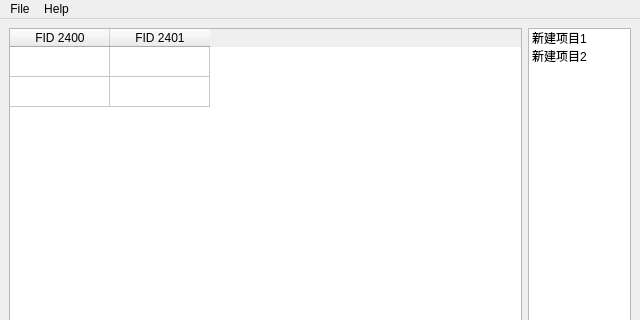
jimgrantcosl/telMaker, file mainWindow.ui: the form before one commit; both pictures show x 0 to 640 and y 0 to 320 of the 640 by 480 pixel window.
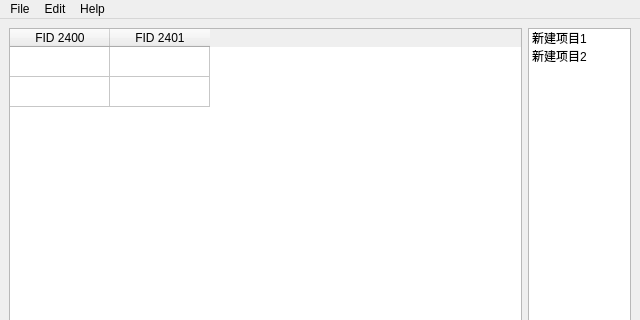
The form after the commit.

Diff of the .ui file:
```diff
--- a/mainWindow.ui
+++ b/mainWindow.ui
@@ -118,12 +118,21 @@
    </widget>
    <widget class="QMenu" name="menuEdit">
     <property name="title">
-     <string>Help</string>
+     <string>Edit</string>
     </property>
     <addaction name="actionAbout"/>
+    <addaction name="actionRemove"/>
+    <addaction name="separator"/>
+   </widget>
+   <widget class="QMenu" name="menuHelp">
+    <property name="title">
+     <string>Help</string>
+    </property>
+    <addaction name="actionAbout_2"/>
    </widget>
    <addaction name="menuFile"/>
    <addaction name="menuEdit"/>
+   <addaction name="menuHelp"/>
   </widget>
   <widget class="QStatusBar" name="statusbar"/>
   <action name="actionNew">
```
Left out of the diff: 12 changed lines with no effect on the pictures.
